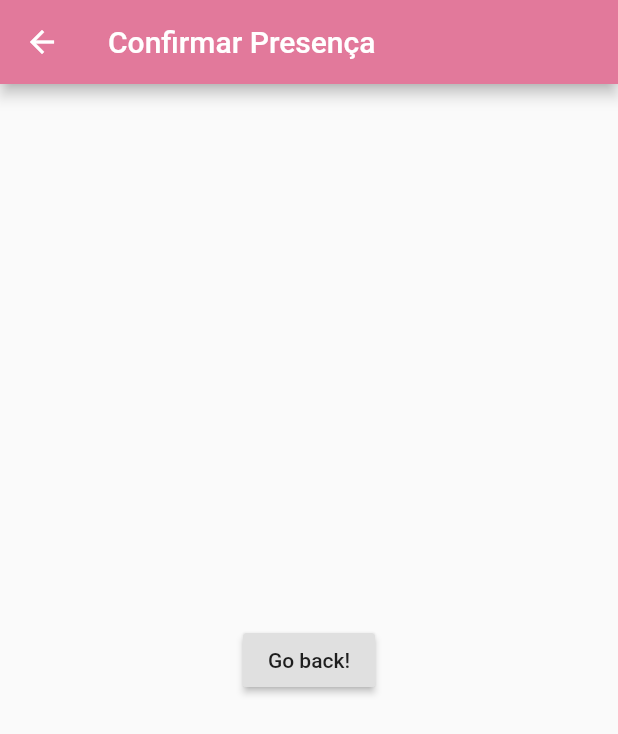
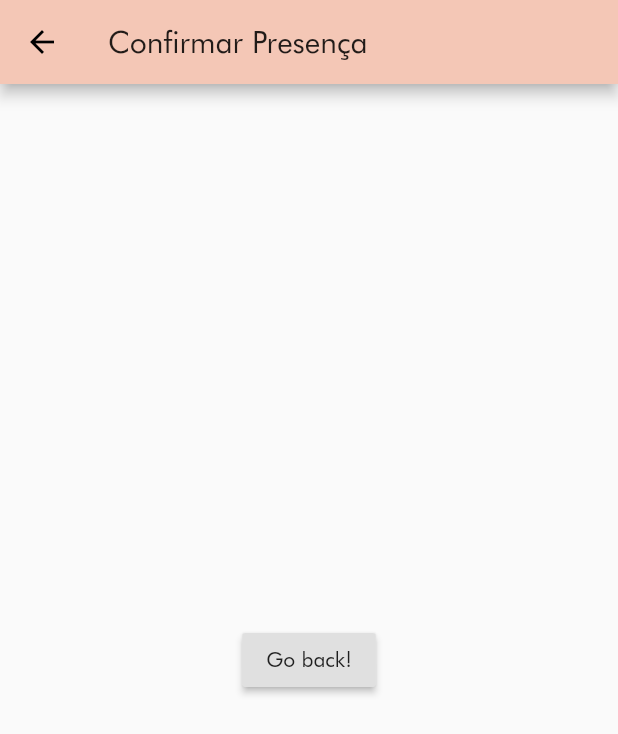
Before and after one commit to ghsouzaa/Casare, a Flutter app: the screen it shows after launch, item 3 of the bottom bar chosen, after a tap on the "check" icon, on a phone screen of 412 x 824 dp. Shown: the top 734 px of the screen. Run offline on Flutter 3.47's test engine with Material 2 defaults, Android fonts, the phone set to English and light mode, and no system bars.

Commit message:
Novo esquema de cores e tela de local

```diff
--- a/lib/UI/tela_de_inicio_widget.dart
+++ b/lib/UI/tela_de_inicio_widget.dart
@@ -15,7 +15,7 @@ class TelaDeInicioWidget extends StatelessWidget {
         children: [
           Image.asset(fotoGabline),
           Padding(
-            padding: EdgeInsets.fromLTRB(0, 15, 0, 0),
+            padding: EdgeInsets.fromLTRB(30, 30, 30, 0),
             child: RichText(
               textAlign: TextAlign.justify,
               text: TextSpan(style: Styles.optionsTelas, children: [
--- a/lib/UI/tela_do_local_widget.dart
+++ b/lib/UI/tela_do_local_widget.dart
@@ -1,8 +1,71 @@
+import 'package:Casare/configs/pallete.dart';
 import 'package:Casare/configs/styles.dart';
+import 'package:flutter/cupertino.dart';
 import 'package:flutter/material.dart';
 
 class TelaDoLocalWidget extends StatelessWidget {
+  static const map = "assets/images/mapa.png";
+
   //
   @override
-  Widget build(BuildContext context) => Text('Local', style: Styles.optionsTelas);
+  Widget build(BuildContext context) => Container(
+        color: Pallete.shadowCards,
+        child: Padding(
+          padding: EdgeInsets.fromLTRB(15, 15, 15, 75),
+          child: Column(
+            mainAxisSize: MainAxisSize.max,
+            crossAxisAlignment: CrossAxisAlignment.end,
+            children: [
+              Card(
+                elevation: 20,
+                shadowColor: Pallete.shadowCards,
+                child: Column(
+                  mainAxisSize: MainAxisSize.min,
+                  children: <Widget>[
+                    ListTile(
+                      contentPadding: EdgeInsets.all(15),
+                      title: Text(
+                        'Casa das Pedras',
+                        style: TextStyle(fontSize: 22),
+                      ),
+                      subtitle: RichText(
+                        textAlign: TextAlign.justify,
+                        text: TextSpan(style: Styles.optionsTelas, children: [
+                          TextSpan(
+                            text:
+                                'Av. Cerrados (Jd Cerrados), 9 - 23 de Setembro, Várzea Grande - MT, 78115-851',
+                          ),
+                          TextSpan(
+                            text:
+                                '\n\nOs noivos convidam para recepção no dia 24 de julho de 2021, na Casa das Pedras. A partir de 16h30.',
+                          ),
+                        ]),
+                      ),
+                    ),
+                    Image.asset(map),
+                    Row(
+                      mainAxisAlignment: MainAxisAlignment.start,
+                      children: <Widget>[
+                        FlatButton(
+                          child: Text('ABRIR MAPS'),
+                          textColor: Pallete.rosaEscuro,
+                          splashColor: Pallete.rosaClaro,
+                          onPressed: () {
+                            print("teste");
+                            // Navigator.push(
+                            //   context,
+                            //   MaterialPageRoute(builder: (context) => TelaPagamentoWidget()),
+                            // );
+                          },
+                        ),
+                        const SizedBox(width: 16),
+                      ],
+                    ),
+                  ],
+                ),
+              ),
+            ],
+          ),
+        ),
+      );
 }
--- a/lib/UI/tela_dos_presentes_widget.dart
+++ b/lib/UI/tela_dos_presentes_widget.dart
@@ -70,7 +70,7 @@ class TelaDosPresentesWidget extends StatelessWidget {
   @override
   Widget build(BuildContext context) =>
   Padding(
-    padding: EdgeInsets.fromLTRB(0, 0, 0, 75),
+    padding: EdgeInsets.fromLTRB(15, 15, 15, 75),
     child:
     Column(
       children: [
@@ -78,7 +78,7 @@ class TelaDosPresentesWidget extends StatelessWidget {
           padding: EdgeInsets.fromLTRB(0, 0, 0, 15),
           child: Card(
             elevation: 20,
-            shadowColor: Pallete.rosaEscuro,
+            shadowColor: Pallete.shadowCards,
             child: Column(
               mainAxisSize: MainAxisSize.min,
               children: <Widget>[
@@ -109,7 +109,7 @@ class TelaDosPresentesWidget extends StatelessWidget {
           padding: EdgeInsets.fromLTRB(0, 0, 0, 15),
           child: Card(
             elevation: 20,
-            shadowColor: Pallete.rosaEscuro,
+            shadowColor: Pallete.shadowCards,
             child: Column(
               mainAxisSize: MainAxisSize.min,
               children: <Widget>[
--- a/lib/configs/pallete.dart
+++ b/lib/configs/pallete.dart
@@ -1,8 +1,11 @@
 import 'package:flutter/material.dart';
 
 class Pallete {
-  static const Color rosaEscuro = Color(0xffE2799B);
+  static const Color rosaEscuro = Color(0xffF4C7B6);
   static const Color rosaClaro = Color(0xffF9F1EE);
   static const Color cinzaTexto = Color(0xff64605F);
   static const Color verde = Colors.green;
+  static const Color laranjaMenuBottom = Color(0xffDE722F);
+  static const Color itemNaoSelecionadoMenuBottom = Color(0xffEDAC8B);
+  static const Color shadowCards = Color(0xffFFBCA4);
 }
--- a/lib/configs/styles.dart
+++ b/lib/configs/styles.dart
@@ -2,5 +2,5 @@ import 'package:Casare/configs/pallete.dart';
 import 'package:flutter/material.dart';
 
 class Styles {
-  static const TextStyle optionsTelas = TextStyle(fontSize: 15, color: Pallete.cinzaTexto);
+  static const TextStyle optionsTelas = TextStyle(fontSize: 15, color: Pallete.cinzaTexto, fontFamily: 'Futura');
 }
--- a/lib/main.dart
+++ b/lib/main.dart
@@ -19,7 +19,9 @@ class MyApp extends StatelessWidget {
         title: _title,
         theme: ThemeData(primaryColor: Pallete.rosaEscuro,
         accentColor: Pallete.rosaEscuro,
-        accentColorBrightness: Brightness.light),
+        accentColorBrightness: Brightness.light,
+        fontFamily: 'Futura'
+        ),
         home: HomeStatefulWidget(),
       );
 }
@@ -47,7 +49,7 @@ class _HomeStatefulWidgetState extends State<HomeStatefulWidget> {
   Widget build(BuildContext context) {
     //
     return Scaffold(
-      backgroundColor: Pallete.rosaClaro,
+      backgroundColor: Colors.white,
       bottomNavigationBar: BottomNavigationBar(
         backgroundColor: Pallete.rosaEscuro,
         type: BottomNavigationBarType.fixed,
@@ -58,13 +60,16 @@ class _HomeStatefulWidgetState extends State<HomeStatefulWidget> {
           BottomNavigationBarItem(icon: Icon(Icons.card_giftcard), title: Text('Presentes')),
         ],
         currentIndex: _selectedIndex,
-        selectedItemColor: Colors.white,
+        selectedItemColor: Pallete.laranjaMenuBottom,
+        unselectedItemColor: Pallete.itemNaoSelecionadoMenuBottom,
         onTap: (int index) => setState(() => _selectedIndex = index),
       ),
-      body: SingleChildScrollView(
-        padding: EdgeInsets.fromLTRB(20, 40, 20, 0),
-        child: telas.elementAt(_selectedIndex),
-      ),
+      body:
+          SafeArea(
+            child: SingleChildScrollView(
+              child: telas.elementAt(_selectedIndex),
+            ),
+          ),
       floatingActionButton: FloatingActionButton(
         elevation: 10,
         onPressed: () => Navigator.push(context, MaterialPageRoute(builder: (context) => TelaPresencaWidget())),
```
Also changed, not shown: lib/UI/tela_dos_noivos_widget.dart (+18 -8 lines), pubspec.yaml (+7 -4 lines), assets/images/gabline5.png (added), assets/images/mapa.png (added), fonts/futura1.ttf (added), fonts/futura2.ttf (added), pubspec.lock.
